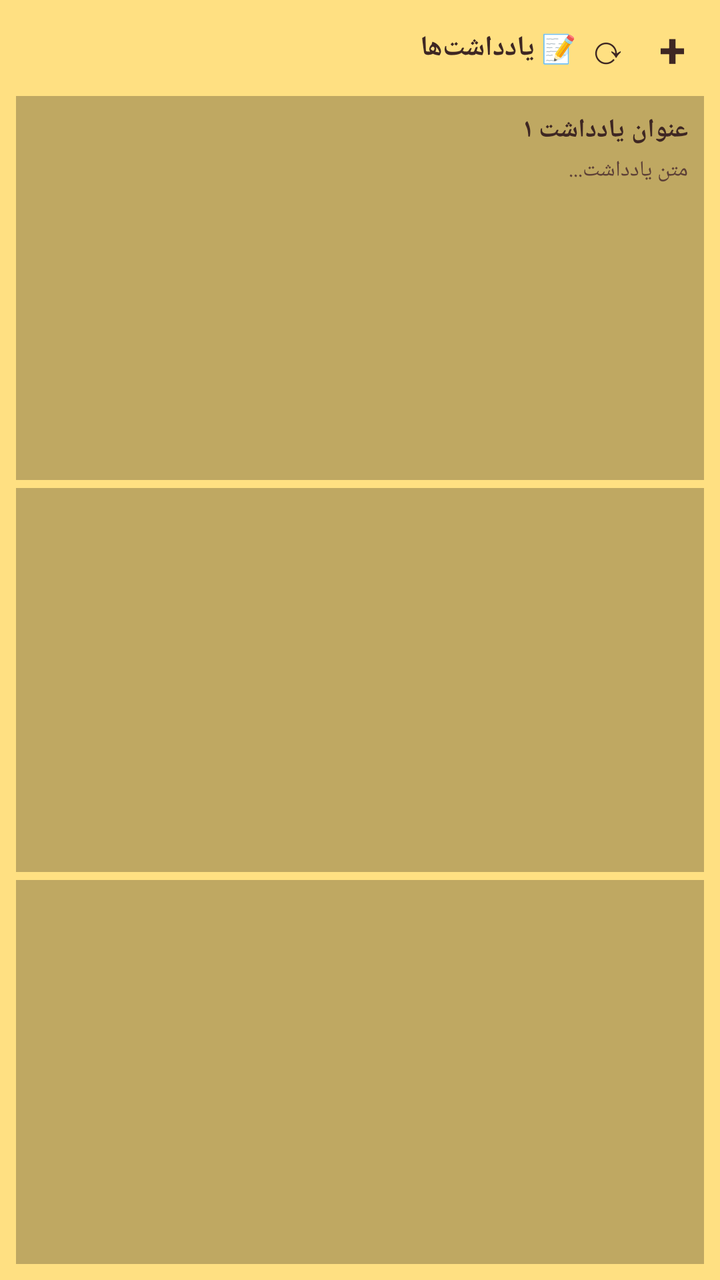
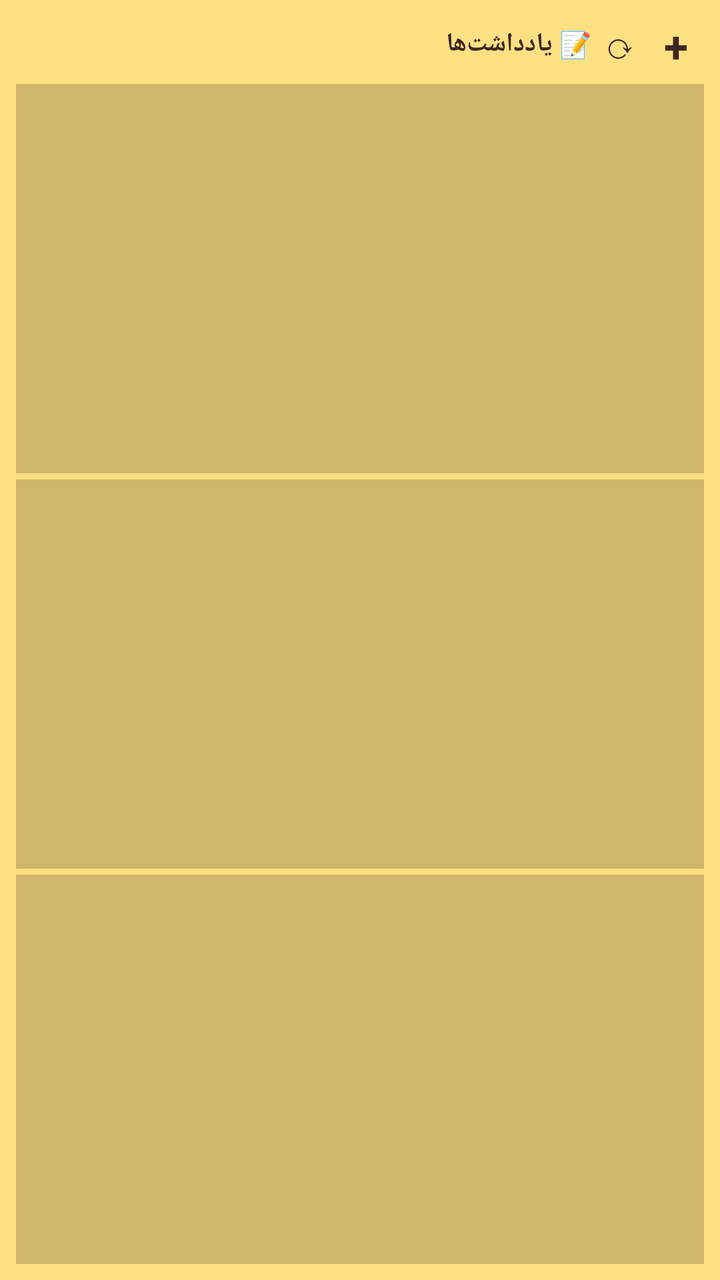

The first picture is an Android layout as it rendered before a commit; the second is the same layout after the commit. The layout source and the unified diff follow.
<!-- AndroidManifest.xml: application theme Theme.Yaddasht -->
<!-- res/layout/note_widget_layout.xml -->
<?xml version="1.0" encoding="utf-8"?>
<LinearLayout xmlns:android="http://schemas.android.com/apk/res/android"
    android:id="@+id/note_widget_root"
    android:layout_width="match_parent"
    android:layout_height="match_parent"
    android:orientation="vertical"
    android:background="#FFFFE082"
    android:padding="8dp">

    <LinearLayout
        android:layout_width="match_parent"
        android:layout_height="wrap_content"
        android:orientation="horizontal"
        android:gravity="center_vertical"
        android:layout_marginBottom="8dp">
        <TextView android:id="@+id/note_widget_title" android:layout_width="0dp" android:layout_height="wrap_content" android:layout_weight="1" android:text="📝 یادداشت‌ها" android:textColor="#FF3E2723" android:textSize="14sp" android:textStyle="bold" />
        <TextView android:id="@+id/note_refresh" android:layout_width="32dp" android:layout_height="32dp" android:text="⟳" android:textColor="#FF3E2723" android:textSize="20sp" android:gravity="center" />
        <TextView android:id="@+id/note_add" android:layout_width="32dp" android:layout_height="32dp" android:text="+" android:textColor="#FF3E2723" android:textSize="24sp" android:textStyle="bold" android:gravity="center" />
    </LinearLayout>

    <LinearLayout android:id="@+id/note_item_1" android:layout_width="match_parent" android:layout_height="0dp" android:layout_weight="1" android:orientation="vertical" android:background="#40000000" android:padding="8dp" android:layout_marginBottom="4dp">
        <TextView android:id="@+id/note_title_1" android:layout_width="match_parent" android:layout_height="wrap_content" android:textColor="#FF3E2723" android:textSize="13sp" android:textStyle="bold" android:maxLines="1" android:ellipsize="end" android:text="عنوان یادداشت ۱" />
        <TextView android:id="@+id/note_body_1" android:layout_width="match_parent" android:layout_height="wrap_content" android:textColor="#FF5D4037" android:textSize="11sp" android:maxLines="2" android:ellipsize="end" android:layout_marginTop="4dp" android:text="متن یادداشت..." />
    </LinearLayout>

    <LinearLayout android:id="@+id/note_item_2" android:layout_width="match_parent" android:layout_height="0dp" android:layout_weight="1" android:orientation="vertical" android:background="#40000000" android:padding="8dp" android:layout_marginBottom="4dp">
        <TextView android:id="@+id/note_title_2" android:layout_width="match_parent" android:layout_height="wrap_content" android:textColor="#FF3E2723" android:textSize="13sp" android:textStyle="bold" android:maxLines="1" android:ellipsize="end" />
        <TextView android:id="@+id/note_body_2" android:layout_width="match_parent" android:layout_height="wrap_content" android:textColor="#FF5D4037" android:textSize="11sp" android:maxLines="2" android:ellipsize="end" android:layout_marginTop="4dp" />
    </LinearLayout>

    <LinearLayout android:id="@+id/note_item_3" android:layout_width="match_parent" android:layout_height="0dp" android:layout_weight="1" android:orientation="vertical" android:background="#40000000" android:padding="8dp">
        <TextView android:id="@+id/note_title_3" android:layout_width="match_parent" android:layout_height="wrap_content" android:textColor="#FF3E2723" android:textSize="13sp" android:textStyle="bold" android:maxLines="1" android:ellipsize="end" />
        <TextView android:id="@+id/note_body_3" android:layout_width="match_parent" android:layout_height="wrap_content" android:textColor="#FF5D4037" android:textSize="11sp" android:maxLines="2" android:ellipsize="end" android:layout_marginTop="4dp" />
    </LinearLayout>
</LinearLayout>
<!-- resources referenced by this layout -->
<resources>
  <style name="Theme.Yaddasht" parent="android:Theme.Material.NoActionBar">
          <item name="android:windowBackground">@color/bg</item>
          <item name="android:statusBarColor">@color/bg</item>
          <item name="android:navigationBarColor">@color/bg</item>
      </style>
  <color name="bg">#123B33</color>
</resources>

<!-- the commit's change to res/layout/note_widget_layout.xml (unified diff, before → after) -->
@@ -12,24 +12,120 @@
         android:layout_height="wrap_content"
         android:orientation="horizontal"
         android:gravity="center_vertical"
-        android:layout_marginBottom="8dp">
-        <TextView android:id="@+id/note_widget_title" android:layout_width="0dp" android:layout_height="wrap_content" android:layout_weight="1" android:text="📝 یادداشت‌ها" android:textColor="#FF3E2723" android:textSize="14sp" android:textStyle="bold" />
-        <TextView android:id="@+id/note_refresh" android:layout_width="32dp" android:layout_height="32dp" android:text="⟳" android:textColor="#FF3E2723" android:textSize="20sp" android:gravity="center" />
-        <TextView android:id="@+id/note_add" android:layout_width="32dp" android:layout_height="32dp" android:text="+" android:textColor="#FF3E2723" android:textSize="24sp" android:textStyle="bold" android:gravity="center" />
+        android:layout_marginBottom="6dp">
+        <TextView
+            android:id="@+id/note_widget_title"
+            android:layout_width="0dp"
+            android:layout_height="wrap_content"
+            android:layout_weight="1"
+            android:text="📝 یادداشت‌ها"
+            android:textColor="#FF3E2723"
+            android:textSize="13sp"
+            android:textStyle="bold"
+            android:maxLines="1"
+            android:ellipsize="end" />
+        <TextView
+            android:id="@+id/note_refresh"
+            android:layout_width="28dp"
+            android:layout_height="28dp"
+            android:text="⟳"
+            android:textColor="#FF3E2723"
+            android:textSize="18sp"
+            android:gravity="center" />
+        <TextView
+            android:id="@+id/note_add"
+            android:layout_width="28dp"
+            android:layout_height="28dp"
+            android:text="+"
+            android:textColor="#FF3E2723"
+            android:textSize="22sp"
+            android:textStyle="bold"
+            android:gravity="center" />
     </LinearLayout>
 
-    <LinearLayout android:id="@+id/note_item_1" android:layout_width="match_parent" android:layout_height="0dp" android:layout_weight="1" android:orientation="vertical" android:background="#40000000" android:padding="8dp" android:layout_marginBottom="4dp">
-        <TextView android:id="@+id/note_title_1" android:layout_width="match_parent" android:layout_height="wrap_content" android:textColor="#FF3E2723" android:textSize="13sp" android:textStyle="bold" android:maxLines="1" android:ellipsize="end" android:text="عنوان یادداشت ۱" />
-        <TextView android:id="@+id/note_body_1" android:layout_width="match_parent" android:layout_height="wrap_content" android:textColor="#FF5D4037" android:textSize="11sp" android:maxLines="2" android:ellipsize="end" android:layout_marginTop="4dp" android:text="متن یادداشت..." />
+    <LinearLayout
+        android:id="@+id/note_item_1"
+        android:layout_width="match_parent"
+        android:layout_height="0dp"
+        android:layout_weight="1"
+        android:orientation="vertical"
+        android:background="#30000000"
+        android:padding="6dp"
+        android:layout_marginBottom="3dp">
+        <TextView
+            android:id="@+id/note_title_1"
+            android:layout_width="match_parent"
+            android:layout_height="wrap_content"
+            android:textColor="#FF3E2723"
+            android:textSize="12sp"
+            android:textStyle="bold"
+            android:maxLines="1"
+            android:ellipsize="end" />
+        <TextView
+            android:id="@+id/note_body_1"
+            android:layout_width="match_parent"
+            android:layout_height="wrap_content"
+            android:textColor="#FF5D4037"
+            android:textSize="10sp"
+            android:maxLines="2"
+            android:ellipsize="end"
+            android:layout_marginTop="2dp" />
     </LinearLayout>
 
-    <LinearLayout android:id="@+id/note_item_2" android:layout_width="match_parent" android:layout_height="0dp" android:layout_weight="1" android:orientation="vertical" android:background="#40000000" android:padding="8dp" android:layout_marginBottom="4dp">
-        <TextView android:id="@+id/note_title_2" android:layout_width="match_parent" android:layout_height="wrap_content" android:textColor="#FF3E2723" android:textSize="13sp" android:textStyle="bold" android:maxLines="1" android:ellipsize="end" />
-        <TextView android:id="@+id/note_body_2" android:layout_width="match_parent" android:layout_height="wrap_content" android:textColor="#FF5D4037" android:textSize="11sp" android:maxLines="2" android:ellipsize="end" android:layout_marginTop="4dp" />
+    <LinearLayout
+        android:id="@+id/note_item_2"
+        android:layout_width="match_parent"
+        android:layout_height="0dp"
+        android:layout_weight="1"
+        android:orientation="vertical"
+        android:background="#30000000"
+        android:padding="6dp"
+        android:layout_marginBottom="3dp">
+        <TextView
+            android:id="@+id/note_title_2"
+            android:layout_width="match_parent"
+            android:layout_height="wrap_content"
+            android:textColor="#FF3E2723"
+            android:textSize="12sp"
+            android:textStyle="bold"
+            android:maxLines="1"
+            android:ellipsize="end" />
+        <TextView
+            android:id="@+id/note_body_2"
+            android:layout_width="match_parent"
+            android:layout_height="wrap_content"
+            android:textColor="#FF5D4037"
+            android:textSize="10sp"
+            android:maxLines="2"
+            android:ellipsize="end"
+            android:layout_marginTop="2dp" />
     </LinearLayout>
 
-    <LinearLayout android:id="@+id/note_item_3" android:layout_width="match_parent" android:layout_height="0dp" android:layout_weight="1" android:orientation="vertical" android:background="#40000000" android:padding="8dp">
-        <TextView android:id="@+id/note_title_3" android:layout_width="match_parent" android:layout_height="wrap_content" android:textColor="#FF3E2723" android:textSize="13sp" android:textStyle="bold" android:maxLines="1" android:ellipsize="end" />
-        <TextView android:id="@+id/note_body_3" android:layout_width="match_parent" android:layout_height="wrap_content" android:textColor="#FF5D4037" android:textSize="11sp" android:maxLines="2" android:ellipsize="end" android:layout_marginTop="4dp" />
+    <LinearLayout
+        android:id="@+id/note_item_3"
+        android:layout_width="match_parent"
+        android:layout_height="0dp"
+        android:layout_weight="1"
+        android:orientation="vertical"
+        android:background="#30000000"
+        android:padding="6dp">
+        <TextView
+            android:id="@+id/note_title_3"
+            android:layout_width="match_parent"
+            android:layout_height="wrap_content"
+            android:textColor="#FF3E2723"
+            android:textSize="12sp"
+            android:textStyle="bold"
+            android:maxLines="1"
+            android:ellipsize="end" />
+        <TextView
+            android:id="@+id/note_body_3"
+            android:layout_width="match_parent"
+            android:layout_height="wrap_content"
+            android:textColor="#FF5D4037"
+            android:textSize="10sp"
+            android:maxLines="2"
+            android:ellipsize="end"
+            android:layout_marginTop="2dp" />
     </LinearLayout>
 </LinearLayout>
